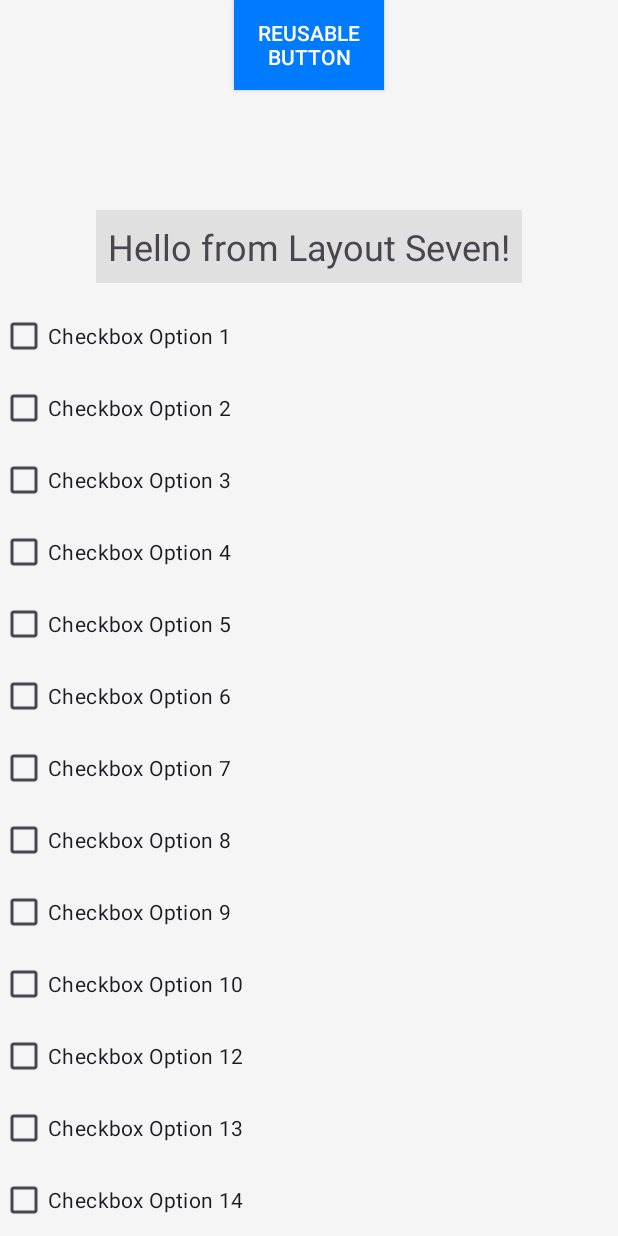
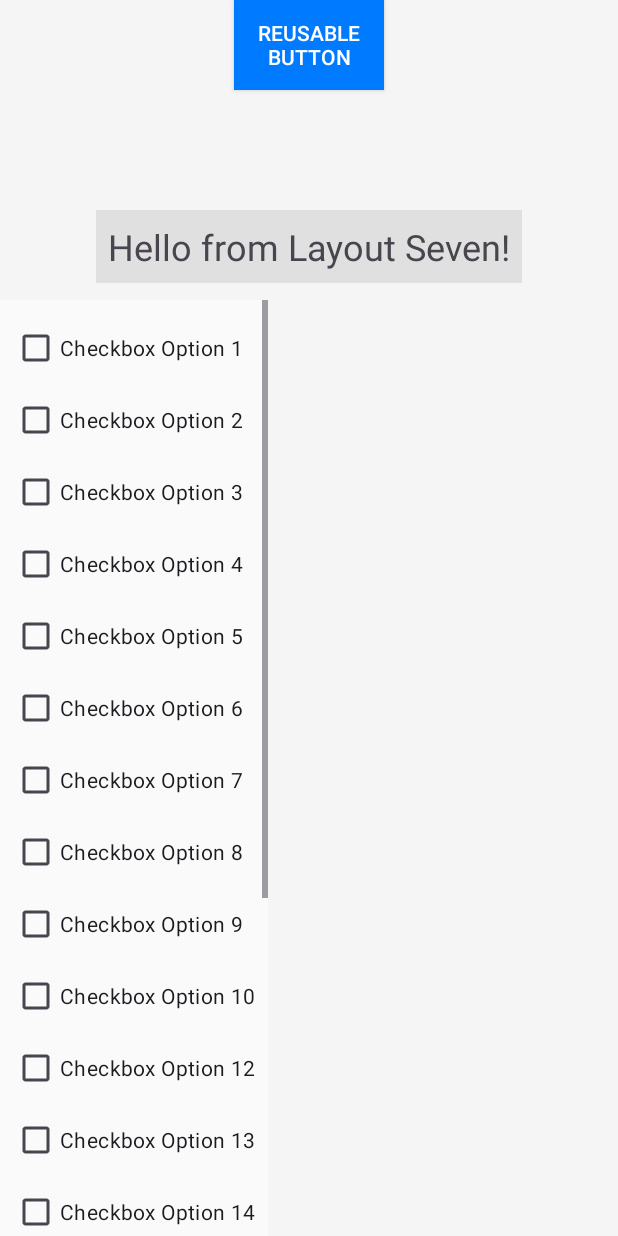
Before and after one commit to adhirajchhoda/tj_mobile, an Android app: the LayoutSevenActivity screen opened directly, with no data from a screen before it, on a phone screen of 412 x 824 dp. Run offline under Robolectric (Android 15) with nearby library versions, the phone set to English and light mode, and no system bars.

Commit message:
fixed tutorial lab 04 layout 7 scrolling behavior

```diff
--- a/app/src/main/res/layout/layout_seven.xml
+++ b/app/src/main/res/layout/layout_seven.xml
@@ -37,127 +37,125 @@
 
     <ScrollView
         android:id="@+id/scrollview_checkboxes"
-        android:layout_width="0dp"
-        android:layout_height="0dp"
+        android:layout_width="wrap_content"
+        android:layout_height="0.0dp"
+        android:layout_marginTop="200dp"
         android:background="@color/scrollview_l7_bg"
-        app:layout_constraintTop_toBottomOf="@id/included_reusable_layout"
+        android:fillViewport="true"
         app:layout_constraintBottom_toBottomOf="parent"
+        app:layout_constraintEnd_toEndOf="parent"
+        app:layout_constraintHorizontal_bias="0.0"
         app:layout_constraintStart_toStartOf="parent"
-        app:layout_constraintEnd_toEndOf="parent"
-        app:layout_constraintVertical_bias="0.0"
-        android:layout_marginTop="16dp"
-        android:layout_marginBottom="@dimen/medium_margin"
-        android:paddingVertical="0dp">
-
-    </ScrollView>
+        app:layout_constraintTop_toTopOf="parent">
 
         <LinearLayout
             android:id="@+id/linear_layout_checkboxes"
             android:layout_width="match_parent"
             android:layout_height="wrap_content"
             android:orientation="vertical"
-        android:paddingTop="200dp">
+            android:padding="@dimen/small_padding">
 
             <CheckBox
-            android:layout_width="wrap_content"
+                android:layout_width="match_parent"
                 android:layout_height="wrap_content"
                 android:text="@string/checkbox_option_1" />
 
             <CheckBox
-            android:layout_width="wrap_content"
+                android:layout_width="match_parent"
                 android:layout_height="wrap_content"
                 android:text="@string/checkbox_option_2" />
 
             <CheckBox
-            android:layout_width="wrap_content"
+                android:layout_width="match_parent"
                 android:layout_height="wrap_content"
                 android:text="@string/checkbox_option_3" />
 
             <CheckBox
-            android:layout_width="wrap_content"
+                android:layout_width="match_parent"
                 android:layout_height="wrap_content"
                 android:text="@string/checkbox_option_4" />
 
             <CheckBox
-            android:layout_width="wrap_content"
+                android:layout_width="match_parent"
                 android:layout_height="wrap_content"
                 android:text="@string/checkbox_option_5" />
 
             <CheckBox
-            android:layout_width="wrap_content"
+                android:layout_width="match_parent"
                 android:layout_height="wrap_content"
                 android:text="@string/checkbox_option_6" />
 
             <CheckBox
-            android:layout_width="wrap_content"
+                android:layout_width="match_parent"
                 android:layout_height="wrap_content"
                 android:text="@string/checkbox_option_7" />
 
             <CheckBox
-            android:layout_width="wrap_content"
+                android:layout_width="match_parent"
                 android:layout_height="wrap_content"
                 android:text="@string/checkbox_option_8" />
 
             <CheckBox
-            android:layout_width="wrap_content"
+                android:layout_width="match_parent"
                 android:layout_height="wrap_content"
                 android:text="@string/checkbox_option_9" />
 
             <CheckBox
-            android:layout_width="wrap_content"
+                android:layout_width="match_parent"
                 android:layout_height="wrap_content"
                 android:text="@string/checkbox_option_10" />
 
             <CheckBox
-            android:layout_width="wrap_content"
+                android:layout_width="match_parent"
                 android:layout_height="wrap_content"
                 android:text="@string/checkbox_option_12" />
 
             <CheckBox
-            android:layout_width="wrap_content"
+                android:layout_width="match_parent"
                 android:layout_height="wrap_content"
                 android:text="@string/checkbox_option_13" />
 
             <CheckBox
-            android:layout_width="wrap_content"
+                android:layout_width="match_parent"
                 android:layout_height="wrap_content"
                 android:text="@string/checkbox_option_14" />
 
             <CheckBox
-            android:layout_width="wrap_content"
+                android:layout_width="match_parent"
                 android:layout_height="wrap_content"
                 android:text="@string/checkbox_option_15" />
 
             <CheckBox
-            android:layout_width="wrap_content"
+                android:layout_width="match_parent"
                 android:layout_height="wrap_content"
                 android:text="@string/checkbox_option_16" />
 
             <CheckBox
-            android:layout_width="wrap_content"
+                android:layout_width="match_parent"
                 android:layout_height="wrap_content"
                 android:text="@string/checkbox_option_17" />
 
             <CheckBox
-            android:layout_width="wrap_content"
+                android:layout_width="match_parent"
                 android:layout_height="wrap_content"
                 android:text="@string/checkbox_option_18" />
 
             <CheckBox
-            android:layout_width="wrap_content"
+                android:layout_width="match_parent"
                 android:layout_height="wrap_content"
                 android:text="@string/checkbox_option_19" />
 
             <CheckBox
-            android:layout_width="wrap_content"
+                android:layout_width="match_parent"
                 android:layout_height="wrap_content"
                 android:text="@string/checkbox_option_20" />
 
             <CheckBox
-            android:layout_width="wrap_content"
+                android:layout_width="match_parent"
                 android:layout_height="wrap_content"
                 android:text="@string/checkbox_option_11" />
 
         </LinearLayout>
+    </ScrollView>
 
 </androidx.constraintlayout.widget.ConstraintLayout>
```
Lines whose indentation alone changed are shown as unchanged.
